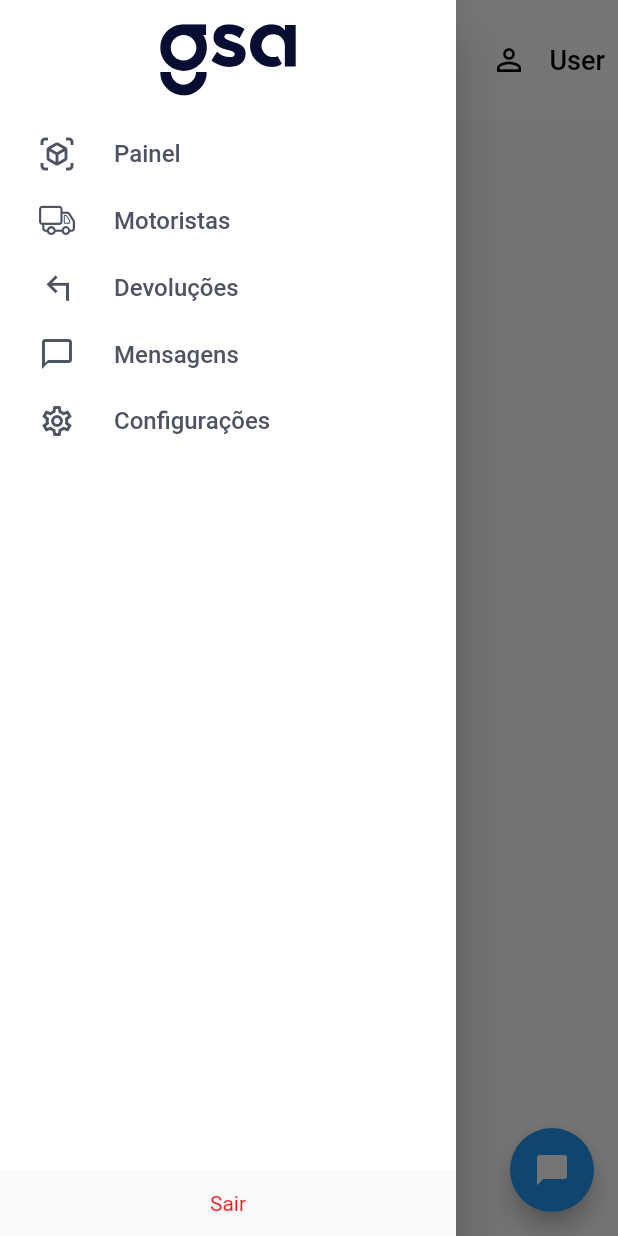
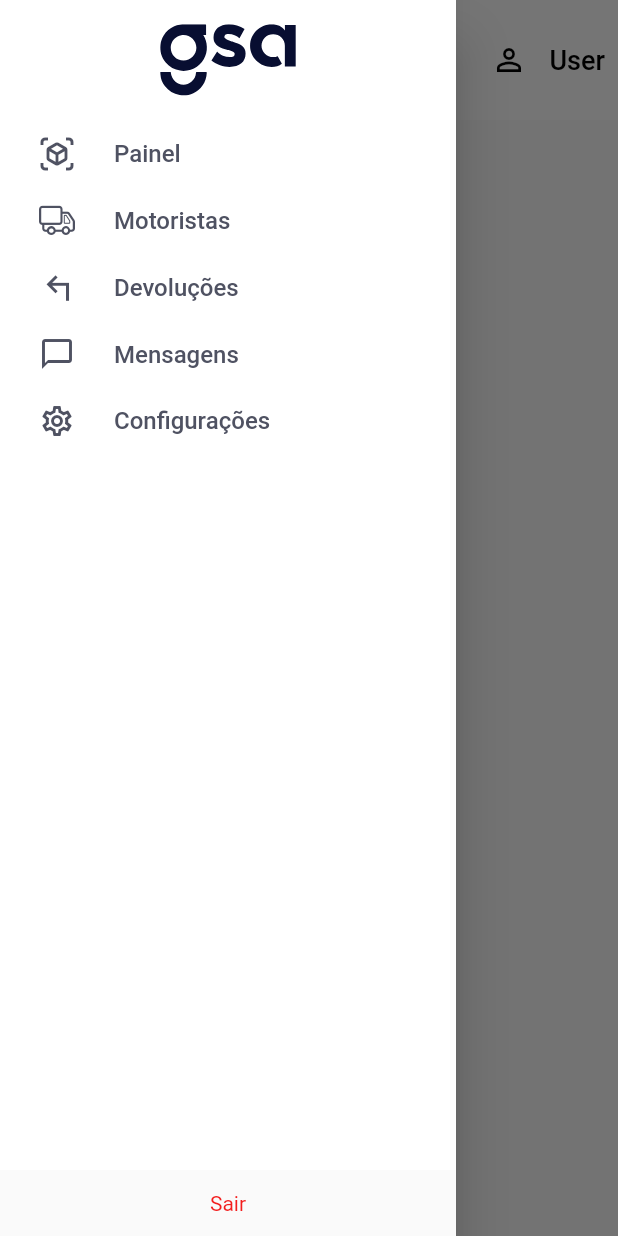
Before and after one commit to munhozfontana/t_truck_web, a Flutter app: the LayoutComponent screen opened directly with empty values, with the side drawer open, on a phone screen of 412 x 824 dp. Run offline on Flutter 3.47's test engine with Material 2 defaults, Android fonts, the phone set to English and light mode, and no system bars; our stand-ins replace dartz, dio, equatable, faker, flutter_feather_icons, flutter_map and 7 more; accounts and stored records are empty; Roboto replaces fonts that are missing (Poppins).

Commit message:
logica do chat

```diff
--- a/lib/core/components/layout_component.dart
+++ b/lib/core/components/layout_component.dart
@@ -149,11 +149,20 @@ class LayoutComponent extends StatelessWidget {
     );
   }
 
-  FloatingActionButton buildFloatingActionButton() {
-    final floatActionButton = FloatingActionButton(
-      onPressed: () => print('Chat'),
-      child: const Icon(Icons.chat_bubble),
-    );
-    return floatActionButton;
+  Widget buildFloatingActionButton() {
+    final storeController = Get.find<StoreController>();
+
+    return Obx(() {
+      return Visibility(
+        visible:
+            storeController.loading.isFalse && storeController.chat.isFalse,
+        child: FloatingActionButton(
+          onPressed: () {
+            return storeController.openChat();
+          },
+          child: const Icon(Icons.chat_bubble),
+        ),
+      );
+    });
   }
 }
--- a/lib/core/components/menu/menu_component_controller.dart
+++ b/lib/core/components/menu/menu_component_controller.dart
@@ -29,7 +29,6 @@ class MenuComponentController extends GetxController {
 
   Routes get menuModel => _menuModel.value;
 
-  @override
   void addQuickAcces(Routes menuModel) {
     if (quickAcces.isEmpty || !quickAcces.any((item) => item == menuModel)) {
       quickAcces.insert(0, menuModel);
@@ -40,7 +39,6 @@ class MenuComponentController extends GetxController {
     }
   }
 
-  @override
   void onTapMenu(Routes newMenuModel) {
     menuModel = newMenuModel;
     addQuickAcces(newMenuModel);
--- a/lib/core/store_controller.dart
+++ b/lib/core/store_controller.dart
@@ -1,8 +1,11 @@
 import 'package:get/get.dart';
 
 class StoreController extends GetxController {
-  RxBool loading = false.obs;
-
+  RxBool loading = true.obs;
   void onLoad() => loading.value = true;
   void offLoad() => loading.value = false;
+
+  RxBool chat = false.obs;
+  void openChat() => chat.value = true;
+  void closeChat() => chat.value = false;
 }
```
Also changed, not shown: lib/core/components/chat/chat_component.dart (+35 -4 lines), lib/core/components/chat/chat_list_component.dart (+19 -6 lines), lib/core/components/chat/chat_talk_component.dart (+37 -27 lines), lib/core/interceptors/load_interceptor.dart (+12 -0 lines).
